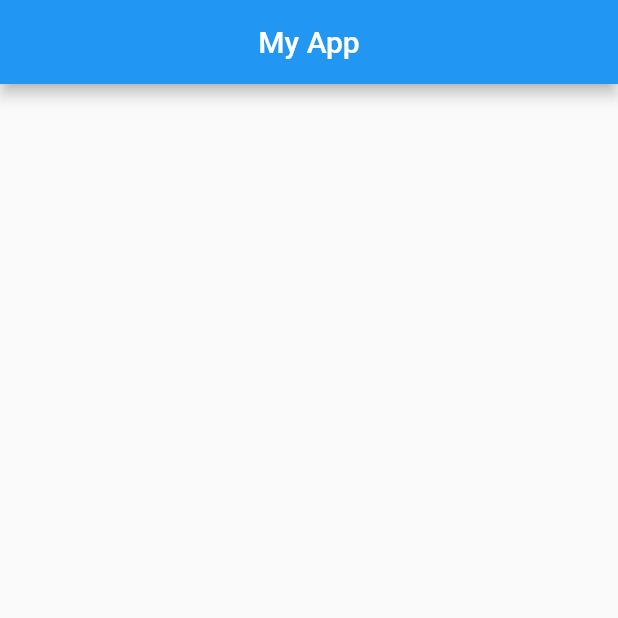
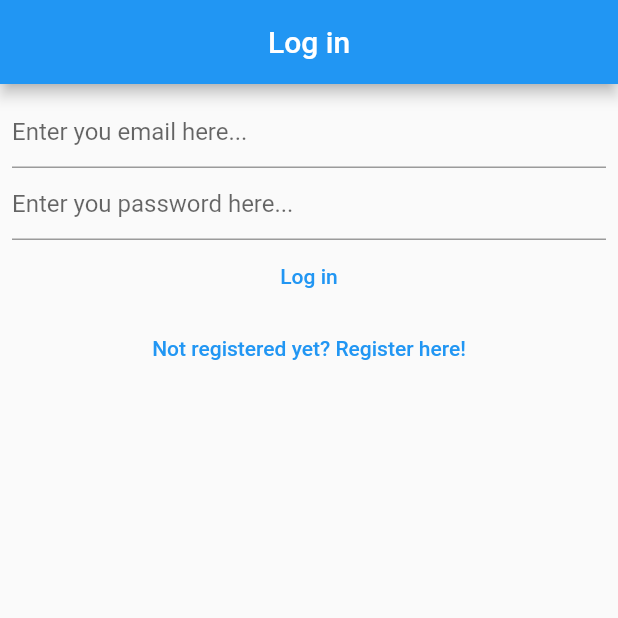
Before and after one commit to JAM5BOCsAdi/learning_bloc_4, a Flutter app: the screen it shows after launch, on a phone screen of 412 x 824 dp, the top half of it. Run offline on Flutter 3.47's test engine with Material 2 defaults, Android fonts, the phone set to English and light mode, and no system bars; our stand-ins replace firebase_auth, firebase_core, firebase_storage, flutter_bloc, flutter_hooks, image_picker; accounts and stored records are empty.

Commit message:
Finished Project

```diff
--- a/lib/main.dart
+++ b/lib/main.dart
@@ -1,35 +1,15 @@
 import 'package:flutter/material.dart';
 import 'package:firebase_core/firebase_core.dart';
 import 'package:learning_bloc4/firebase_options.dart';
+import 'package:learning_bloc4/views/app.dart';
 
 void main() async {
   WidgetsFlutterBinding.ensureInitialized();
   await Firebase.initializeApp(
     options: DefaultFirebaseOptions.currentPlatform,
   );
-  //
+
   runApp(
-    MaterialApp(
-      title: 'Flutter Demo',
-      theme: ThemeData(
-        primarySwatch: Colors.blue,
-      ),
-      home: const MyApp(),
-    ),
+    const App(),
   );
 }
-
-class MyApp extends StatelessWidget {
-  const MyApp({Key? key}) : super(key: key);
-
-  @override
-  Widget build(BuildContext context) {
-    return Scaffold(
-      appBar: AppBar(
-        title: const Center(
-          child: Text('My App'),
-        ),
-      ),
-    );
-  }
-}
--- /dev/null
+++ b/lib/views/app.dart
@@ -0,0 +1,54 @@
+import 'package:flutter/material.dart';
+import 'package:flutter_bloc/flutter_bloc.dart';
+import 'package:learning_bloc4/bloc/app_bloc.dart';
+import 'package:learning_bloc4/bloc/app_event.dart';
+import 'package:learning_bloc4/bloc/app_state.dart';
+import 'package:learning_bloc4/dialogs/show_auth_error.dart';
+import 'package:learning_bloc4/loading/loading_screen.dart';
+import 'package:learning_bloc4/views/login_view.dart';
+import 'package:learning_bloc4/views/photo_gallery_view.dart';
+import 'package:learning_bloc4/views/register_view.dart';
+
+class App extends StatelessWidget {
+  const App({Key? key}) : super(key: key);
+  @override
+  Widget build(BuildContext context) {
+    return BlocProvider<AppBloc>(
+      create: (_) => AppBloc()..add(const AppEventInitialize()),
+      child: MaterialApp(
+        title: 'Photo Library',
+        theme: ThemeData(
+          primarySwatch: Colors.blue,
+        ),
+        debugShowCheckedModeBanner: false,
+        home: BlocConsumer<AppBloc, AppState>(
+          builder: (context, appState) {
+            if (appState is AppStateLoggedOut) {
+              return const LoginView();
+            } else if (appState is AppStateLoggedIn) {
+              return const PhotoGalleryView();
+            } else if (appState is AppStateIsInRegistrationView) {
+              return const RegisterView();
+            } else {
+              // This should never happen
+              return Container();
+            }
+          },
+          listener: (context, appState) {
+            if (appState.isLoading) {
+              LoadingScreen.instance()
+                  .show(context: context, text: 'Loading...');
+            } else {
+              LoadingScreen.instance().hide();
+            }
+
+            final authError = appState.authError;
+            if (authError != null) {
+              showAuthError(context: context, authError: authError);
+            }
+          },
+        ),
+      ),
+    );
+  }
+}
--- /dev/null
+++ b/lib/views/login_view.dart
@@ -0,0 +1,67 @@
+import 'package:flutter/material.dart';
+import 'package:flutter_bloc/flutter_bloc.dart';
+import 'package:flutter_hooks/flutter_hooks.dart';
+import 'package:learning_bloc4/bloc/app_bloc.dart';
+import 'package:learning_bloc4/bloc/app_event.dart';
+import 'package:learning_bloc4/extensions/if_debugging.dart';
+
+class LoginView extends HookWidget {
+  const LoginView({super.key});
+
+  @override
+  Widget build(BuildContext context) {
+    final emailController =
+        useTextEditingController(text: 'oradam86@gmail.com'.ifDebugging);
+    final passwordController =
+        useTextEditingController(text: 'oradam86'.ifDebugging);
+
+    return Scaffold(
+      appBar: AppBar(
+        title: const Center(child: Text('Log in')),
+      ),
+      body: Padding(
+        padding: const EdgeInsets.all(8.0),
+        child: Column(
+          children: [
+            TextField(
+              controller: emailController,
+              decoration:
+                  const InputDecoration(hintText: 'Enter you email here...'),
+              keyboardType: TextInputType.emailAddress,
+              keyboardAppearance: Brightness.dark,
+            ),
+            TextField(
+              controller: passwordController,
+              decoration:
+                  const InputDecoration(hintText: 'Enter you password here...'),
+              keyboardAppearance: Brightness.dark,
+              obscureText: true,
+              //TODO: Emoji shortcut for Windows: WinKey + .
+              obscuringCharacter: '⚫',
+            ),
+            TextButton(
+              onPressed: () {
+                final email = emailController.text;
+                final password = passwordController.text;
+
+                context.read<AppBloc>().add(
+                      AppEventLogIn(
+                        email: email,
+                        password: password,
+                      ),
+                    );
+              },
+              child: const Text('Log in'),
+            ),
+            TextButton(
+              onPressed: () {
+                context.read<AppBloc>().add(const AppEventGoToRegistration());
+              },
+              child: const Text('Not registered yet? Register here!'),
+            ),
+          ],
+        ),
+      ),
+    );
+  }
+}
--- a/pubspec.yaml
+++ b/pubspec.yaml
@@ -42,6 +42,7 @@ dependencies:
   uuid: ^3.0.7
   firebase_auth: ^4.8.0
   freezed_annotation: ^2.4.1
+  flutter_hooks: ^0.20.1
 
 dev_dependencies:
   flutter_test:
@@ -53,8 +54,6 @@ dev_dependencies:
   # package. See that file for information about deactivating specific lint
   # rules and activating additional ones.
   flutter_lints: ^2.0.0
-  build_runner: ^2.4.6
-  freezed: ^2.4.2
 
 # For information on the generic Dart part of this file, see the
 # following page: https://dart.dev/tools/pub/pubspec
```
Also changed, not shown: lib/loading/loading_screen.dart (+5 -5 lines), lib/views/main_popup_menu_button.dart (added, +51 -0 lines), lib/views/photo_gallery_view.dart (added, +55 -0 lines), lib/views/register_view.dart (added, +66 -0 lines), lib/views/storage_image_view.dart (added, +30 -0 lines), pubspec.lock, 1 other file.
